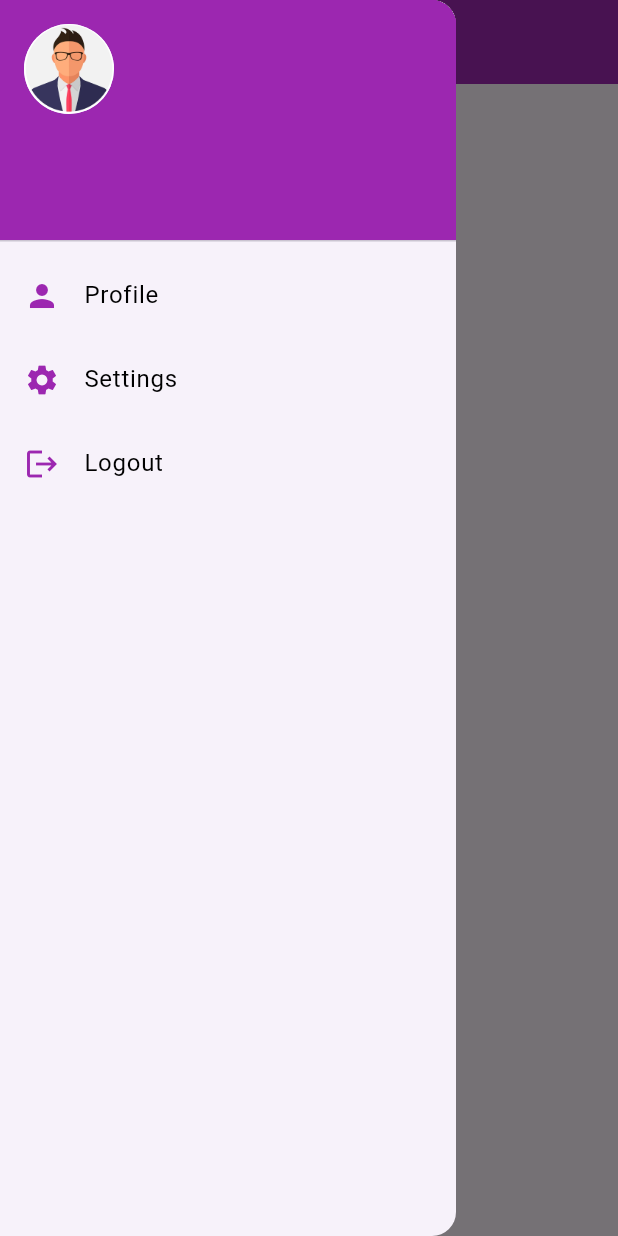
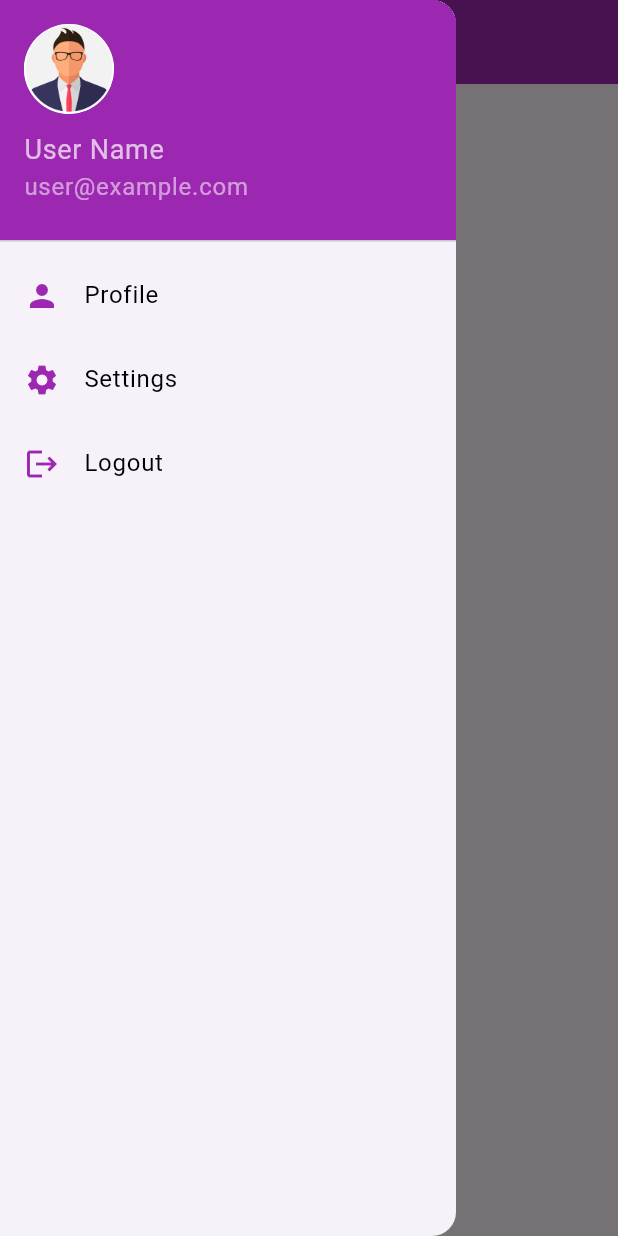
Before and after one commit to dhananjayaaps/biomark, a Flutter app: the HomePage screen opened by its route, with the side drawer open, on a phone screen of 412 x 824 dp. Run offline on Flutter 3.47's test engine with Material 3 defaults, Android fonts, the phone set to English and light mode, and no system bars; our stand-ins replace shared_preferences, sqflite; accounts and stored records are empty; network calls fail.

Commit message:
home screen finished

```diff
--- a/lib/home_page.dart
+++ b/lib/home_page.dart
@@ -22,6 +22,7 @@ class _HomePageState extends State<HomePage> {
 
   @override
   void initState() {
+    print("initState");
     super.initState();
     fetchUserDetails();
     _loadUserData();
@@ -39,14 +40,19 @@ class _HomePageState extends State<HomePage> {
 
   Future<void> fetchUserDetails() async {
     try {
+      final prefs = await SharedPreferences.getInstance();
+      final token = prefs.getString('token');
       final response = await http.get(Uri.parse('http://192.168.56.1:4000/details'),
           headers: {
+            'Content-Type': 'application/json',
             'Cookie': 'token=$token',
           }
       );
+      print(response.body);
       if (response.statusCode == 200) {
         setState(() {
           userDetails = jsonDecode(response.body)['userDetails'];
+          print(userDetails);
           isLoading = false;
         });
       } else {
@@ -64,6 +70,8 @@ class _HomePageState extends State<HomePage> {
   }
 
   Future<void> deleteUserDetails() async {
+    final prefs = await SharedPreferences.getInstance();
+    final token = prefs.getString('token');
     try {
       final response = await http.delete(Uri.parse('http://192.168.56.1:4000/details'),
           headers: {
@@ -80,7 +88,8 @@ class _HomePageState extends State<HomePage> {
   }
 
   Future<void> createUserDetails(Map<String, dynamic> details) async {
-    print(name + email + token);
+    final prefs = await SharedPreferences.getInstance();
+    final token = prefs.getString('token');
     try {
       final response = await http.post(
         Uri.parse('http://192.168.56.1:4000/details/'),
@@ -90,7 +99,8 @@ class _HomePageState extends State<HomePage> {
         },
         body: jsonEncode(details),
       );
-      if (response.statusCode == 200) {
+      print(response.statusCode);
+      if (response.statusCode == 201) {
         fetchUserDetails();
       }
       print(jsonEncode(details));
@@ -101,12 +111,19 @@ class _HomePageState extends State<HomePage> {
   }
 
   Future<void> updateUserDetails(Map<String, dynamic> details) async {
+    final prefs = await SharedPreferences.getInstance();
+    final token = prefs.getString('token');
+    print(token);
     try {
       final response = await http.put(
-        Uri.parse('http://192.168.56.1:4000/api/user/details'),
-        headers: {'Content-Type': 'application/json'},
+        Uri.parse('http://192.168.56.1:4000/details'),
+        headers: {
+          'Content-Type': 'application/json',
+          'Cookie': 'token=$token',
+        },
         body: jsonEncode(details),
       );
+      print(response);
       if (response.statusCode == 200) {
         fetchUserDetails();
       }
@@ -127,12 +144,14 @@ class _HomePageState extends State<HomePage> {
     String sex = 'Male';
 
     if (existingDetails != null) {
-      dobController.text = existingDetails['dateOfBirth'] ?? '';
+      dobController.text = (existingDetails['dateOfBirth'] != null)
+          ? DateTime.parse(existingDetails['dateOfBirth']).toLocal().toString().split(' ')[0]
+          : '';
       birthTimeController.text = existingDetails['timeOfBirth'] ?? '';
       locationController.text = existingDetails['locationOfBirth'] ?? '';
       bloodGroup = existingDetails['bloodGroup'] ?? 'A+';
       sex = existingDetails['sex'] ?? 'Male';
-      heightController.text = existingDetails['height'] ?? '';
+      heightController.text = (existingDetails['height'] ?? '').toString();
       ethnicityController.text = existingDetails['ethnicity'] ?? '';
       eyeColorController.text = existingDetails['eyeColor'] ?? '';
     }
@@ -265,6 +284,10 @@ class _HomePageState extends State<HomePage> {
     );
   }
 
+  String getValueOrPlaceholder(dynamic value) {
+    return value != null ? value.toString() : "N/A";
+  }
+
   @override
   Widget build(BuildContext context) {
     bool isDarkMode = Theme.of(context).brightness == Brightness.dark;
@@ -292,14 +315,14 @@ class _HomePageState extends State<HomePage> {
                   ),
                   SizedBox(height: 10),
                   Text(
-                    name,
+                    'User Name', // Replace with actual user name
                     style: TextStyle(
                       color: isDarkMode ? Colors.white : Colors.white70,
                       fontSize: 18,
                     ),
                   ),
                   Text(
-                    email,
+                    'user@example.com', // Replace with actual user email
                     style: TextStyle(color: isDarkMode ? Colors.white70 : Colors.white54),
                   ),
                 ],
@@ -341,15 +364,52 @@ class _HomePageState extends State<HomePage> {
             ? Column(
           mainAxisAlignment: MainAxisAlignment.center,
           children: [
-            Text('User Details Found'),
-            Text('Date of Birth: ${userDetails!['dateOfBirth']}'),
-            Text('Time of Birth: ${userDetails!['timeOfBirth']}'),
-            Text('Location of Birth: ${userDetails!['locationOfBirth']}'),
-            Text('Blood Group: ${userDetails!['bloodGroup']}'),
-            Text('Sex: ${userDetails!['sex']}'),
-            Text('Height: ${userDetails!['height']} cm'),
-            Text('Ethnicity: ${userDetails!['ethnicity']}'),
-            Text('Eye Color: ${userDetails!['eyeColor']}'),
+            Text(
+              'User Details',
+              style: TextStyle(fontSize: 18, fontWeight: FontWeight.bold),
+            ),
+            SizedBox(height: 20),
+            DataTable(
+              columns: [
+                DataColumn(label: Text('Field')),
+                DataColumn(label: Text('Value')),
+              ],
+              rows: [
+                DataRow(cells: [
+                  DataCell(Text('Date of Birth')),
+                  DataCell(Text(getValueOrPlaceholder(userDetails!['dateOfBirth']).substring(0, 10))),
+                ]),
+                DataRow(cells: [
+                  DataCell(Text('Time of Birth')),
+                  DataCell(Text(getValueOrPlaceholder(userDetails!['timeOfBirth']))),
+                ]),
+                DataRow(cells: [
+                  DataCell(Text('Location of Birth')),
+                  DataCell(Text(getValueOrPlaceholder(userDetails!['locationOfBirth']))),
+                ]),
+                DataRow(cells: [
+                  DataCell(Text('Blood Group')),
+                  DataCell(Text(getValueOrPlaceholder(userDetails!['bloodGroup']))),
+                ]),
+                DataRow(cells: [
+                  DataCell(Text('Sex')),
+                  DataCell(Text(getValueOrPlaceholder(userDetails!['sex']))),
+                ]),
+                DataRow(cells: [
+                  DataCell(Text('Height')),
+                  DataCell(Text(getValueOrPlaceholder(userDetails!['height']) + " cm")),
+                ]),
+                DataRow(cells: [
+                  DataCell(Text('Ethnicity')),
+                  DataCell(Text(getValueOrPlaceholder(userDetails!['ethnicity']))),
+                ]),
+                DataRow(cells: [
+                  DataCell(Text('Eye Color')),
+                  DataCell(Text(getValueOrPlaceholder(userDetails!['eyeColor']))),
+                ]),
+              ],
+            ),
+            SizedBox(height: 20),
             ElevatedButton(
               onPressed: () => showCreateOrUpdateForm(existingDetails: userDetails),
               child: Text('Update Details'),
--- a/lib/login_page.dart
+++ b/lib/login_page.dart
@@ -68,7 +68,8 @@ class _LoginPageState extends State<LoginPage> {
 
         print(user['name']);
         print(user['email']);
-        print(user['token']);
+        final token = prefs.getString('token');
+        print(token);
 
         // Navigate to the home page
         Navigator.pushNamed(context, '/home');
```
